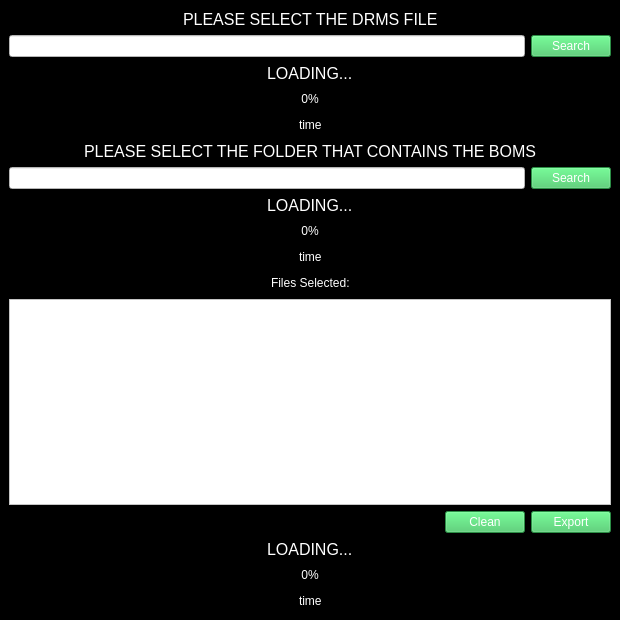
TyrellWellick09/Excel_GCET_APP, file Excel_GCET_APP/mainwindow.ui: the form before one commit.
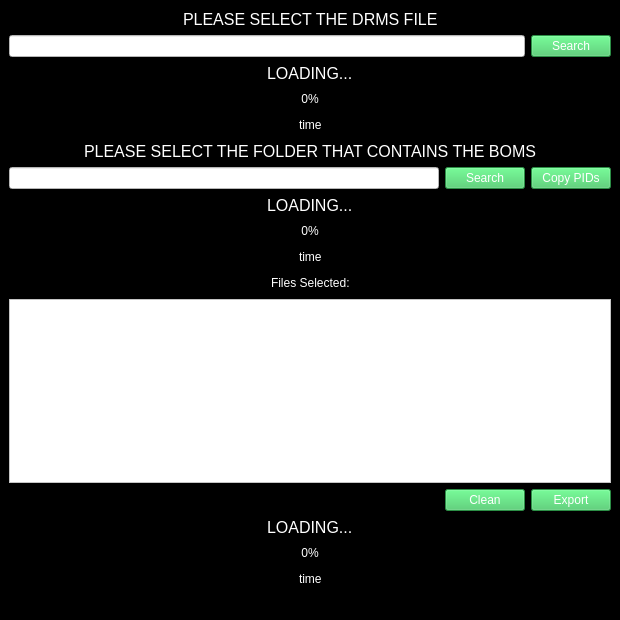
The form after the commit.

Commit message: add the copy PIDs, and clean the useless code

The edit to the form file:
```diff
--- a/Excel_GCET_APP/mainwindow.ui
+++ b/Excel_GCET_APP/mainwindow.ui
@@ -275,7 +275,7 @@
      </layout>
     </item>
     <item>
-     <layout class="QHBoxLayout" name="horizontalLayout_14" stretch="7">
+     <layout class="QHBoxLayout" name="horizontalLayout_14" stretch="7,0">
       <item>
        <layout class="QHBoxLayout" name="horizontalLayout_3">
         <item>
@@ -298,6 +298,16 @@
         </item>
        </layout>
       </item>
+      <item>
+       <widget class="QPushButton" name="exportID">
+        <property name="styleSheet">
+         <string notr="true">background-color: rgb(60, 199, 96);</string>
+        </property>
+        <property name="text">
+         <string>Copy PIDs</string>
+        </property>
+       </widget>
+      </item>
      </layout>
     </item>
     <item>
@@ -588,6 +598,7 @@
     </item>
    </layout>
   </widget>
+  <widget class="QStatusBar" name="statusBar"/>
  </widget>
  <resources/>
  <connections/>
```
The commit also changes 6 other files.
